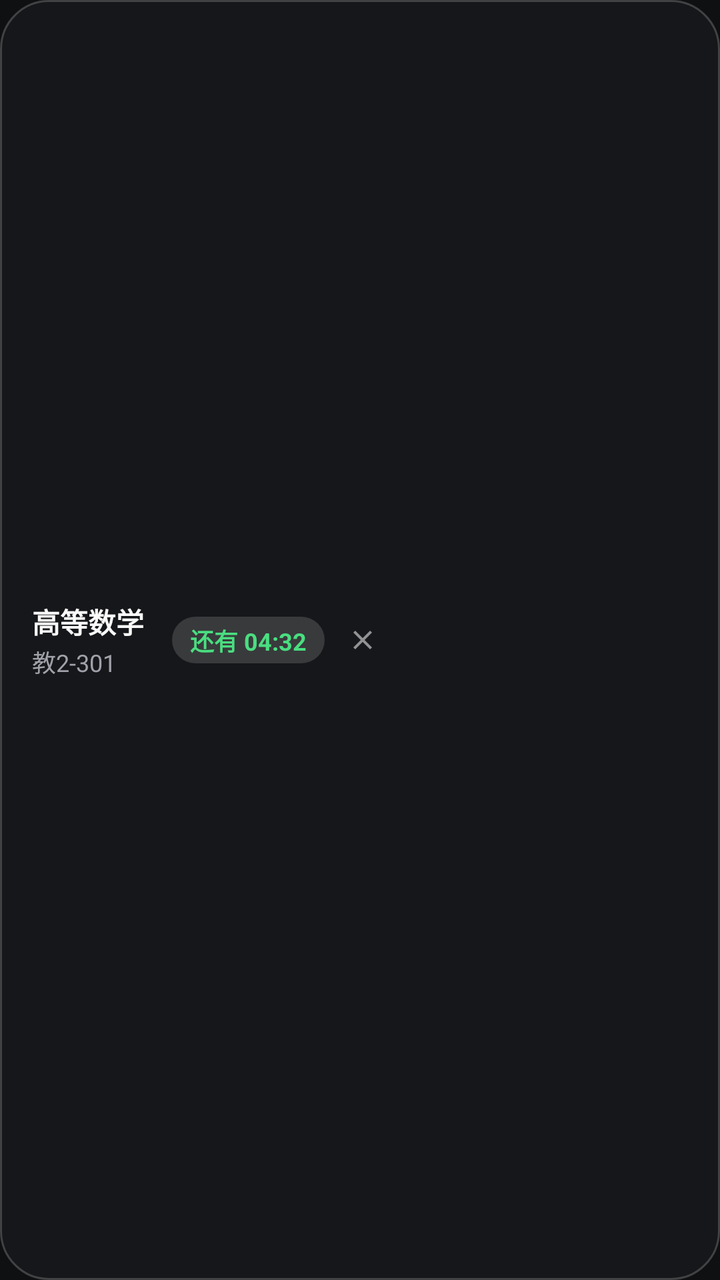
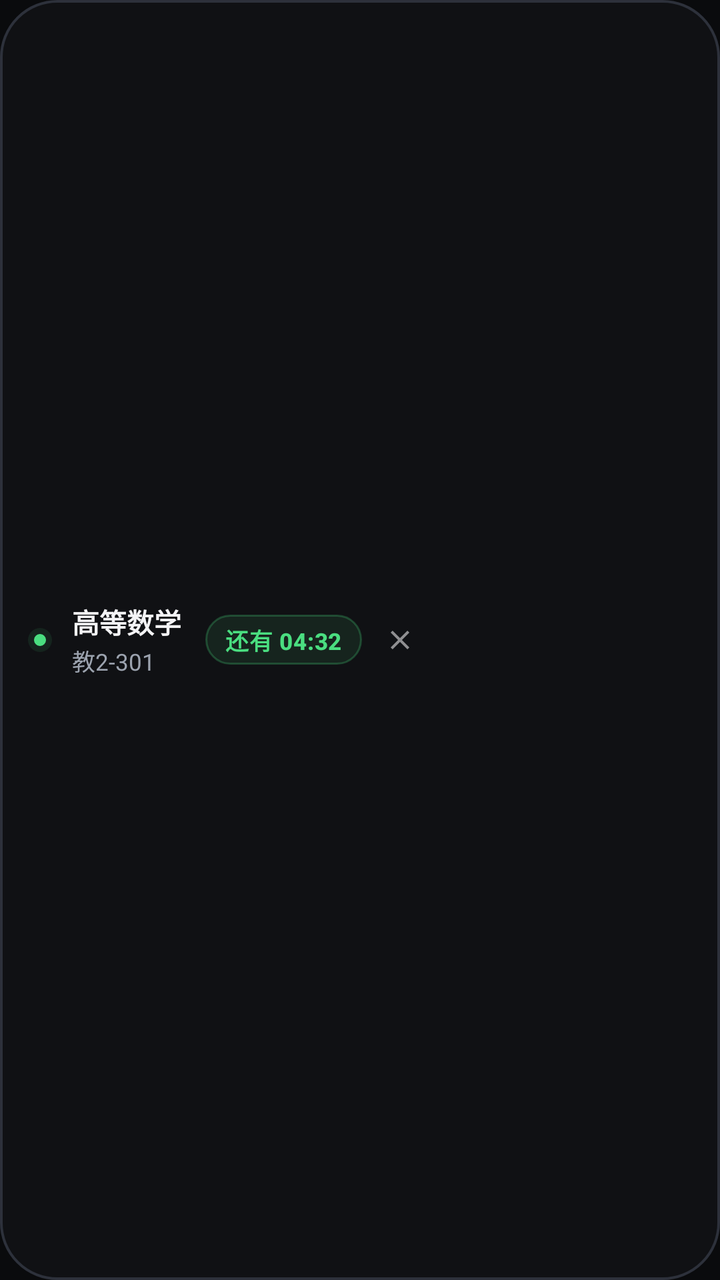

The first picture is an Android layout as it rendered before a commit; the second is the same layout after the commit. The layout source and the unified diff follow.
<!-- AndroidManifest.xml: application theme Theme.SnhgnSchedule -->
<!-- res/layout/layout_floating_capsule.xml -->
<?xml version="1.0" encoding="utf-8"?>
<LinearLayout xmlns:android="http://schemas.android.com/apk/res/android"
    android:layout_width="wrap_content"
    android:layout_height="wrap_content"
    android:background="@drawable/bg_capsule"
    android:elevation="12dp"
    android:gravity="center_vertical"
    android:orientation="horizontal"
    android:paddingStart="16dp"
    android:paddingTop="9dp"
    android:paddingEnd="12dp"
    android:paddingBottom="9dp">

    
    <LinearLayout
        android:layout_width="wrap_content"
        android:layout_height="wrap_content"
        android:layout_marginEnd="14dp"
        android:orientation="vertical">

        <TextView
            android:id="@+id/tv_capsule_course_name"
            android:layout_width="wrap_content"
            android:layout_height="wrap_content"
            android:ellipsize="end"
            android:maxLines="1"
            android:maxWidth="160dp"
            android:text="高等数学"
            android:textColor="@color/text_primary"
            android:textSize="14sp"
            android:textStyle="bold" />

        <TextView
            android:id="@+id/tv_capsule_classroom"
            android:layout_width="wrap_content"
            android:layout_height="wrap_content"
            android:layout_marginTop="1dp"
            android:ellipsize="end"
            android:maxLines="1"
            android:maxWidth="160dp"
            android:text="教2-301"
            android:textColor="@color/text_secondary"
            android:textSize="12sp" />
    </LinearLayout>

    
    <TextView
        android:id="@+id/tv_capsule_status"
        android:layout_width="wrap_content"
        android:layout_height="wrap_content"
        android:background="@drawable/bg_capsule_status"
        android:includeFontPadding="false"
        android:text="还有 04:32"
        android:textColor="@color/accent_green"
        android:textSize="12sp"
        android:textStyle="bold" />

    
    <ImageView
        android:id="@+id/iv_capsule_close"
        android:layout_width="22dp"
        android:layout_height="22dp"
        android:layout_marginStart="8dp"
        android:background="?android:attr/selectableItemBackgroundBorderless"
        android:contentDescription="关闭提醒"
        android:padding="3dp"
        android:src="@drawable/ic_close" />

</LinearLayout>
<!-- resources referenced by this layout -->
<resources>
  <color name="accent_green">#4ADE80</color>
  <color name="text_primary">#FAFAFA</color>
  <color name="text_secondary">#A1A1AA</color>
  <!-- drawable bg_capsule (drawable) -->
  <?xml version="1.0" encoding="utf-8"?>
  <shape xmlns:android="http://schemas.android.com/apk/res/android"
      android:shape="rectangle">
      <corners android:radius="24dp" />
      <solid android:color="@color/capsule_bg" />
      <stroke
          android:width="1dp"
          android:color="#33FFFFFF" />
      <padding
          android:bottom="8dp"
          android:left="14dp"
          android:right="14dp"
          android:top="8dp" />
  </shape>
  <!-- drawable bg_capsule_status (drawable) -->
  <?xml version="1.0" encoding="utf-8"?>
  <shape xmlns:android="http://schemas.android.com/apk/res/android"
      android:shape="rectangle">
      <corners android:radius="14dp" />
      <solid android:color="#26FFFFFF" />
      <padding
          android:bottom="3dp"
          android:left="9dp"
          android:right="9dp"
          android:top="3dp" />
  </shape>
  <!-- drawable ic_close (drawable) -->
  <vector xmlns:android="http://schemas.android.com/apk/res/android"
      android:width="20dp"
      android:height="20dp"
      android:viewportWidth="24"
      android:viewportHeight="24">
      <path
          android:fillColor="#88FFFFFF"
          android:pathData="M19,6.41L17.59,5 12,10.59 6.41,5 5,6.41 10.59,12 5,17.59 6.41,19 12,13.41 17.59,19 19,17.59 13.41,12z" />
  </vector>
  <style name="Theme.SnhgnSchedule" parent="Theme.MaterialComponents.DayNight.NoActionBar">
          <item name="android:statusBarColor">@color/bg_root</item>
          <item name="android:navigationBarColor">@color/bg_root</item>
          <item name="android:windowBackground">@color/bg_root</item>
          <item name="android:windowLightStatusBar">false</item>
      </style>
  <color name="capsule_bg">#E618181B</color>
  <color name="bg_root">#0E1012</color>
</resources>

<!-- the commit's change to res/layout/layout_floating_capsule.xml (unified diff, before → after) -->
@@ -2,20 +2,28 @@
 <LinearLayout xmlns:android="http://schemas.android.com/apk/res/android"
     android:layout_width="wrap_content"
     android:layout_height="wrap_content"
-    android:background="@drawable/bg_capsule"
-    android:elevation="12dp"
+    android:background="@drawable/bg_capsule_modern"
+    android:elevation="16dp"
     android:gravity="center_vertical"
     android:orientation="horizontal"
-    android:paddingStart="16dp"
-    android:paddingTop="9dp"
-    android:paddingEnd="12dp"
-    android:paddingBottom="9dp">
+    android:paddingStart="14dp"
+    android:paddingTop="8dp"
+    android:paddingEnd="10dp"
+    android:paddingBottom="8dp">
+
+    
+    <ImageView
+        android:layout_width="12dp"
+        android:layout_height="12dp"
+        android:layout_marginEnd="10dp"
+        android:contentDescription="Live"
+        android:src="@drawable/ic_live_dot" />
 
     
     <LinearLayout
         android:layout_width="wrap_content"
         android:layout_height="wrap_content"
-        android:layout_marginEnd="14dp"
+        android:layout_marginEnd="12dp"
         android:orientation="vertical">
 
         <TextView
@@ -23,11 +31,12 @@
             android:layout_width="wrap_content"
             android:layout_height="wrap_content"
             android:ellipsize="end"
+            android:fontFamily="sans-serif-medium"
             android:maxLines="1"
             android:maxWidth="160dp"
             android:text="高等数学"
             android:textColor="@color/text_primary"
-            android:textSize="14sp"
+            android:textSize="13.5sp"
             android:textStyle="bold" />
 
         <TextView
@@ -40,7 +49,7 @@
             android:maxWidth="160dp"
             android:text="教2-301"
             android:textColor="@color/text_secondary"
-            android:textSize="12sp" />
+            android:textSize="11.5sp" />
     </LinearLayout>
 
     
@@ -48,22 +57,24 @@
         android:id="@+id/tv_capsule_status"
         android:layout_width="wrap_content"
         android:layout_height="wrap_content"
-        android:background="@drawable/bg_capsule_status"
+        android:background="@drawable/bg_capsule_chip"
+        android:fontFamily="sans-serif-medium"
         android:includeFontPadding="false"
+        android:letterSpacing="0.02"
         android:text="还有 04:32"
         android:textColor="@color/accent_green"
-        android:textSize="12sp"
+        android:textSize="11.5sp"
         android:textStyle="bold" />
 
     
     <ImageView
         android:id="@+id/iv_capsule_close"
-        android:layout_width="22dp"
-        android:layout_height="22dp"
-        android:layout_marginStart="8dp"
+        android:layout_width="26dp"
+        android:layout_height="26dp"
+        android:layout_marginStart="6dp"
         android:background="?android:attr/selectableItemBackgroundBorderless"
         android:contentDescription="关闭提醒"
-        android:padding="3dp"
+        android:padding="5dp"
         android:src="@drawable/ic_close" />
 
 </LinearLayout>
<!-- resource entries referenced after the edit -->
@@ -1,34 +1,32 @@
 <!-- resources referenced by this layout -->
 <resources>
   <color name="accent_green">#4ADE80</color>
-  <color name="text_primary">#FAFAFA</color>
-  <color name="text_secondary">#A1A1AA</color>
-  <!-- drawable bg_capsule (drawable) -->
-  <?xml version="1.0" encoding="utf-8"?>
-  <shape xmlns:android="http://schemas.android.com/apk/res/android"
-      android:shape="rectangle">
-      <corners android:radius="24dp" />
-      <solid android:color="@color/capsule_bg" />
-      <stroke
-          android:width="1dp"
-          android:color="#33FFFFFF" />
-      <padding
-          android:bottom="8dp"
-          android:left="14dp"
-          android:right="14dp"
-          android:top="8dp" />
-  </shape>
-  <!-- drawable bg_capsule_status (drawable) -->
+  <color name="text_primary">#F4F4F6</color>
+  <color name="text_secondary">#9CA3AF</color>
+  <!-- drawable bg_capsule_chip (drawable) -->
   <?xml version="1.0" encoding="utf-8"?>
   <shape xmlns:android="http://schemas.android.com/apk/res/android"
       android:shape="rectangle">
       <corners android:radius="14dp" />
-      <solid android:color="#26FFFFFF" />
+      <solid android:color="@color/accent_green_bg" />
+      <stroke
+          android:width="1dp"
+          android:color="#404ADE80" />
       <padding
-          android:bottom="3dp"
-          android:left="9dp"
-          android:right="9dp"
-          android:top="3dp" />
+          android:left="10dp"
+          android:top="4dp"
+          android:right="10dp"
+          android:bottom="4dp" />
+  </shape>
+  <!-- drawable bg_capsule_modern (drawable) -->
+  <?xml version="1.0" encoding="utf-8"?>
+  <shape xmlns:android="http://schemas.android.com/apk/res/android"
+      android:shape="rectangle">
+      <corners android:radius="28dp" />
+      <solid android:color="@color/capsule_bg" />
+      <stroke
+          android:width="1.2dp"
+          android:color="@color/border_highlight" />
   </shape>
   <!-- drawable ic_close (drawable) -->
   <vector xmlns:android="http://schemas.android.com/apk/res/android"
@@ -40,13 +38,33 @@
           android:fillColor="#88FFFFFF"
           android:pathData="M19,6.41L17.59,5 12,10.59 6.41,5 5,6.41 10.59,12 5,17.59 6.41,19 12,13.41 17.59,19 19,17.59 13.41,12z" />
   </vector>
+  <!-- drawable ic_live_dot (drawable) -->
+  <vector xmlns:android="http://schemas.android.com/apk/res/android"
+      android:width="12dp"
+      android:height="12dp"
+      android:viewportWidth="12"
+      android:viewportHeight="12">
+      <path
+          android:fillColor="@color/accent_green_bg"
+          android:pathData="M6,6m-6,0a6,6 0 1,0 12,0a6,6 0 1,0 -12,0" />
+      <path
+          android:fillColor="@color/accent_green"
+          android:pathData="M6,6m-3,0a3,3 0 1,0 6,0a3,3 0 1,0 -6,0" />
+  </vector>
   <style name="Theme.SnhgnSchedule" parent="Theme.MaterialComponents.DayNight.NoActionBar">
+          <item name="colorPrimary">@color/text_primary</item>
+          <item name="colorPrimaryVariant">@color/bg_surface</item>
+          <item name="colorOnPrimary">@color/bg_root</item>
+          <item name="colorSecondary">@color/accent_green</item>
           <item name="android:statusBarColor">@color/bg_root</item>
           <item name="android:navigationBarColor">@color/bg_root</item>
           <item name="android:windowBackground">@color/bg_root</item>
           <item name="android:windowLightStatusBar">false</item>
       </style>
-  <color name="capsule_bg">#E618181B</color>
-  <color name="bg_root">#0E1012</color>
+  <color name="accent_green_bg">#184ADE80</color>
+  <color name="capsule_bg">#EB111215</color>
+  <color name="border_highlight">#2D313B</color>
+  <color name="bg_surface">#131418</color>
+  <color name="bg_root">#0A0B0D</color>
 </resources>
 
